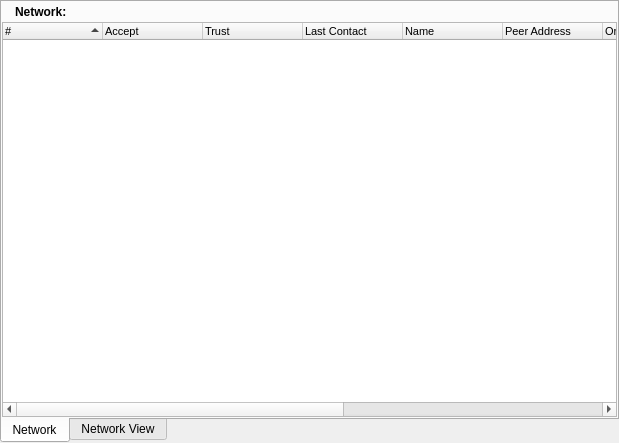
RetroShare/RetroShare, file retroshare-gui/src/gui/NetworkDialog.ui: the form before one commit.
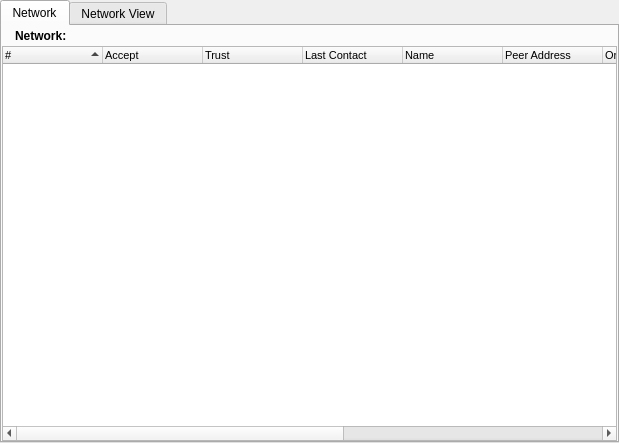
The form after the commit. Icons and pictures are not drawn.

Commit message: set tabs to north

```diff
--- a/retroshare-gui/src/gui/NetworkDialog.ui
+++ b/retroshare-gui/src/gui/NetworkDialog.ui
@@ -28,7 +28,7 @@
    <item row="0" column="0" >
     <widget class="QTabWidget" name="networkTab" >
      <property name="tabPosition" >
-      <enum>QTabWidget::South</enum>
+      <enum>QTabWidget::North</enum>
      </property>
      <property name="currentIndex" >
       <number>0</number>
```
